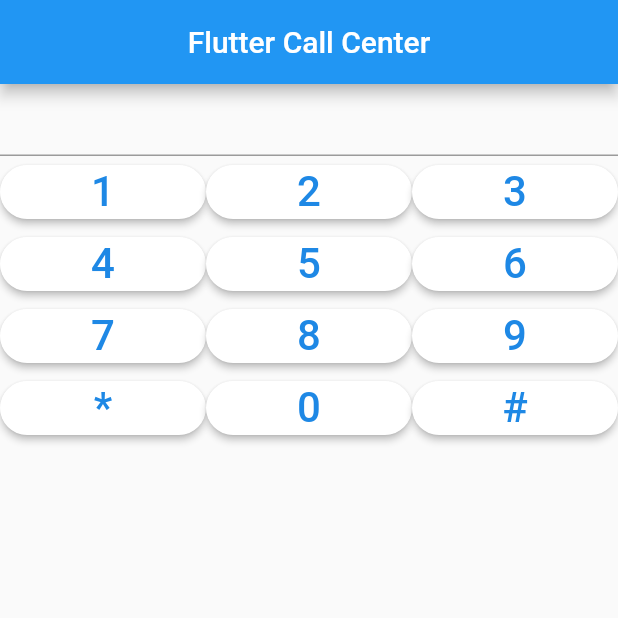
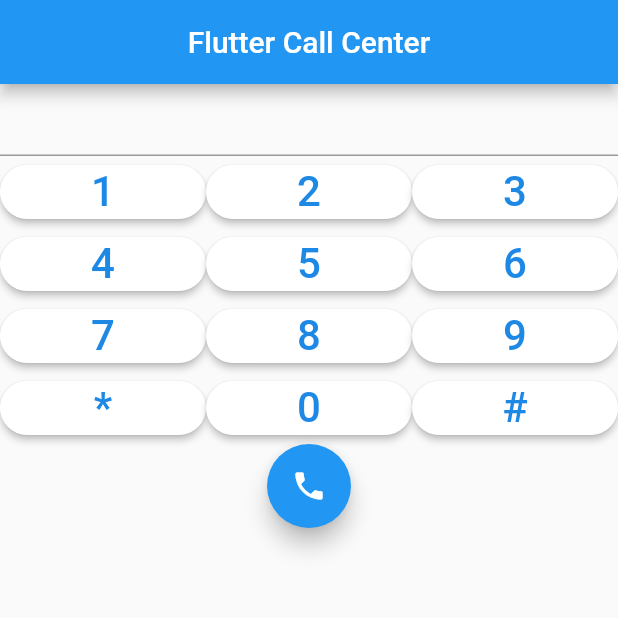
Before and after one commit to DiazMolina/dialog_call, a Flutter app: the screen it shows after launch, on a phone screen of 412 x 824 dp, the top half of it. Run offline on Flutter 3.47's test engine with Material 2 defaults, Android fonts, the phone set to English and light mode, and no system bars.

Commit message:
new release 0.4

```diff
--- a/lib/num_pad.dart
+++ b/lib/num_pad.dart
@@ -27,6 +27,9 @@ class _NumPadState extends State<NumPad> {
             TableRow(children: ['*', '0', '#'].map(DigitToButton).toList()),
           ],
         ),
+        FloatingActionButton(onPressed: (){},
+          child: Icon(Icons.phone),
+        )
       ],
     );
   }
```
